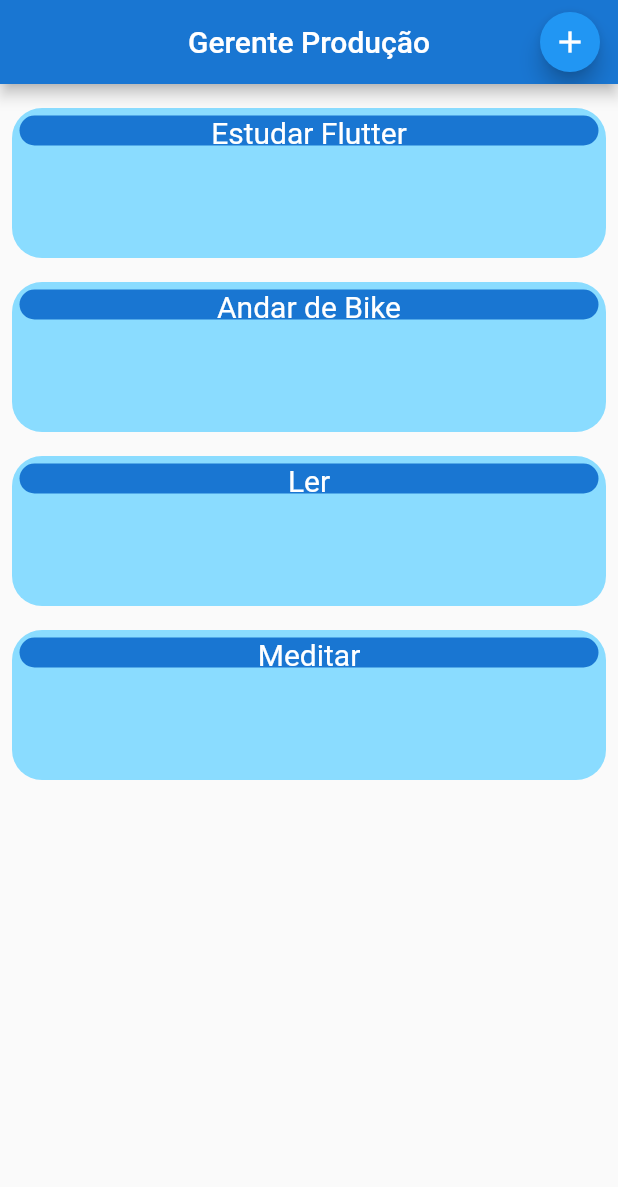
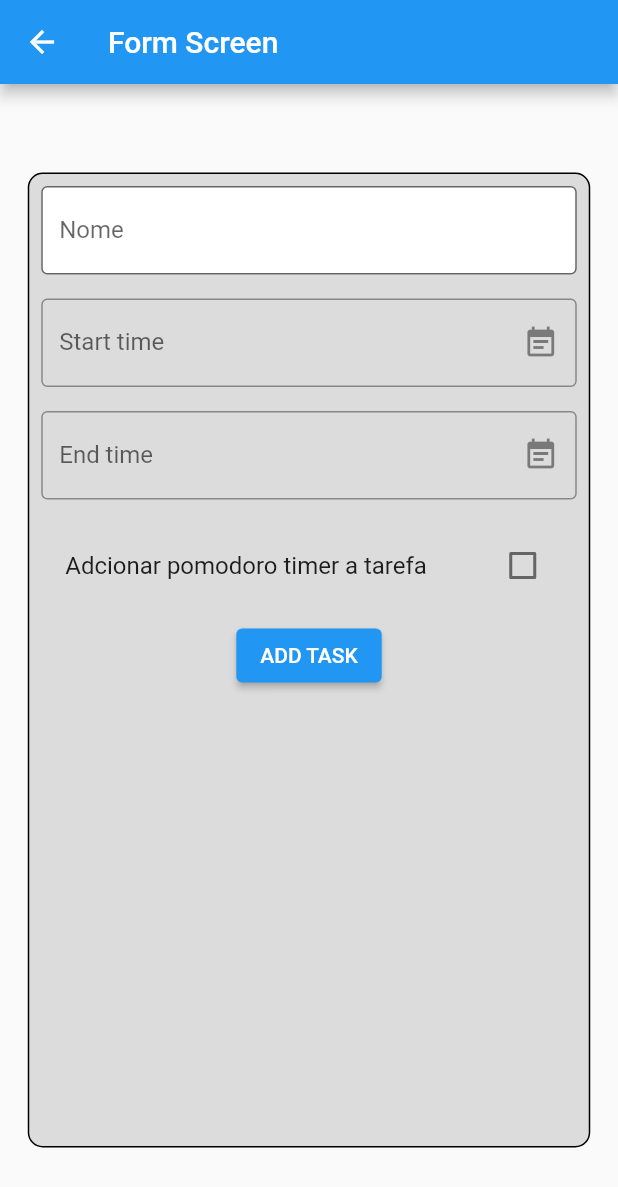
Before and after one commit to ViniDuarte1/gerente_produtividade, a Flutter app: the screen it shows after launch, after a tap on the "add" icon, on a phone screen of 412 x 824 dp. Shown: the top 1187 px of the screen. Run offline on Flutter 3.47's test engine with Material 2 defaults, Android fonts, the phone set to English and light mode, and no system bars; drawn by our look-alikes of date_field.

Commit message:
Atualizando main
atualizando main

```diff
--- /dev/null
+++ b/lib/components/task.dart
@@ -0,0 +1,120 @@
+import 'package:flutter/material.dart';
+
+// ignore: must_be_immutable
+class Tasks extends StatefulWidget {
+  final String nome;
+  final DateTime hora1;
+  final DateTime hora2;
+  bool pomo;
+
+  int level = 0;
+  Tasks(this.nome, this.hora1, this.hora2, this.pomo, {Key? key})
+      : super(key: key);
+
+  @override
+  State<Tasks> createState() => _TasksState();
+
+}
+
+class _TasksState extends State<Tasks> {
+  @override
+  Widget build(BuildContext context) {
+    return Padding(
+      padding: const EdgeInsets.all(8.0),
+      child: Stack(
+        children: [
+          Container(
+            decoration: BoxDecoration(
+              borderRadius: BorderRadius.circular(20),
+              color: Color.fromARGB(255, 229, 249, 254),
+              border: Border.all(
+                color: Colors.black,
+                width: 2,
+              ),
+            ),
+            height: 140,
+            child: Column(
+              children: [
+                Padding(
+                  padding: const EdgeInsets.all(4.0),
+                  child: Container(
+                    decoration: BoxDecoration(
+                      borderRadius: BorderRadius.circular(10),
+                      color: Colors.blue[700],
+                    ),
+                    height: 20,
+                    child: Row(
+                      mainAxisAlignment: MainAxisAlignment.center,
+                      children: [
+                        Text(widget.nome,
+                            style: const TextStyle(
+                                color: Color.fromARGB(255, 255, 255, 255),
+                                fontSize: 15)),
+                      ],
+                    ),
+                  ),
+                ),
+                Column(
+                  children: [
+                    Padding(
+                      padding: const EdgeInsets.all(8.0),
+                      child: Row(
+                        children: [
+                          Container(
+                            width: 50,
+                            height: 30,
+                            decoration: BoxDecoration(
+                              border: Border.all(
+                                color: Colors.black,
+                                width: 1,
+                              ),
+                              color: Colors.white,
+                            ),
+                            child: Text(
+                              "${widget.hora1.hour}:${widget.hora1.minute}",
+                              style: const TextStyle(
+                                  color: Color.fromARGB(255, 0, 0, 0),
+                                  fontSize: 20),
+                            ),
+                          ),
+                          const Text(
+                            " - ",
+                            style: TextStyle(
+                                color: Color.fromARGB(255, 0, 0, 0),
+                                fontSize: 20),
+                          ),
+                          Container(
+                            width: 50,
+                            height: 30,
+                            decoration: BoxDecoration(
+                              border: Border.all(
+                                color: Colors.black,
+                                width: 1,
+                              ),
+                              color: Colors.white,
+                            ),
+                            child: Text(
+                              "${widget.hora2.hour}:${widget.hora2.minute}",
+                              style: const TextStyle(
+                                  color: Color.fromARGB(255, 0, 0, 0),
+                                  fontSize: 20),
+                            ),
+                          ),
+                           AnimatedOpacity(
+                            opacity: widget.pomo ? 1.0 : 0.0,
+                            duration: const Duration(milliseconds: 1),
+                            child: Text("era pra ter um pomodoro timer aqui"),
+                          ),
+                        ],
+                      ),
+                    ),
+                  ],
+                ),
+              ],
+            ),
+          ),
+        ],
+      ),
+    );
+  }
+}
--- /dev/null
+++ b/lib/data/task_inherited.dart
@@ -0,0 +1,30 @@
+import 'package:flutter/material.dart';
+import '../components/task.dart';
+
+class TaskInherited extends InheritedWidget {
+  TaskInherited({
+    Key? key,
+    required Widget child,
+  }) : super(key: key, child: child);
+
+  final List<Tasks> taskList = [
+    Tasks('Tarefa 1', DateTime.now(), DateTime.now(), false),
+    Tasks('Tarefa 2', DateTime.now(), DateTime.now(), true),
+  ];
+
+  void newTask(String name, DateTime time1, DateTime time2, bool pomo) {
+    taskList.add(Tasks(name, time1, time2, pomo));
+  }
+
+  static TaskInherited of(BuildContext context) {
+    final TaskInherited? result =
+        context.dependOnInheritedWidgetOfExactType<TaskInherited>();
+    assert(result != null, 'No TaskInherited found in context');
+    return result!;
+  }
+
+  @override
+  bool updateShouldNotify(TaskInherited oldWidget) {
+    return oldWidget.taskList.length != taskList.length;
+  }
+}
--- a/lib/main.dart
+++ b/lib/main.dart
@@ -1,13 +1,15 @@
-import 'package:app/data/tasks_inherited.dart';
-import 'package:app/screens/taskscreen.dart';
+
+import '../screens/initial_screen.dart';
 import 'package:flutter/material.dart';
+import 'data/task_inherited.dart';
+
 
 void main() {
   runApp(const MyApp());
 }
 
 class MyApp extends StatelessWidget {
-  const MyApp({super.key});
+  const MyApp({Key? key}) : super(key: key);
 
   // This widget is the root of your application.
   @override
@@ -16,18 +18,9 @@ class MyApp extends StatelessWidget {
       debugShowCheckedModeBanner: false,
       title: 'Flutter Demo',
       theme: ThemeData(
-        // This is the theme of your application.
-        //
-        // Try running your application with "flutter run". You'll see the
-        // application has a blue toolbar. Then, without quitting the app, try
-        // changing the primarySwatch below to Colors.green and then invoke
-        // "hot reload" (press "r" in the console where you ran "flutter run",
-        // or simply save your changes to "hot reload" in a Flutter IDE).
-        // Notice that the counter didn't reset back to zero; the application
-        // is not restarted.
         primarySwatch: Colors.blue,
       ),
-      home: TaskInherited(child: const TaskScreen()),
+      home: TaskInherited(child: const InitialScreen()),
     );
   }
 }
--- /dev/null
+++ b/lib/screens/addtaskscreen.dart
@@ -0,0 +1,173 @@
+import 'package:date_field/date_field.dart';
+import 'package:flutter/material.dart';
+import '../data/task_inherited.dart';
+
+class AddTaskScreen extends StatefulWidget {
+  const AddTaskScreen({
+    super.key,
+    required this.taskContext,
+  });
+
+  final BuildContext taskContext;
+
+  @override
+  State<AddTaskScreen> createState() => _AddTaskScreenState();
+
+}
+
+
+
+class _AddTaskScreenState extends State<AddTaskScreen> {
+  TextEditingController nameController = TextEditingController();
+  DateTime hour1Controller = DateTime.now();
+  DateTime hour2Controller = DateTime.now();
+
+  bool checkValue = false;
+
+  final _formKey = GlobalKey<FormState>();
+
+  bool valueValidator(String? value) {
+    if (value != null && value.isEmpty) {
+      return true;
+    }
+    return false;
+  }
+
+  @override
+  Widget build(BuildContext context) {
+    return Form(
+      key: _formKey,
+      child: Scaffold(
+        appBar: AppBar(
+          title: const Text('Form Screen'),
+        ),
+        body: Center(
+          child: SingleChildScrollView(
+            child: Container(
+              height: 650,
+              width: 375,
+              decoration: BoxDecoration(
+                  color: Colors.black12,
+                  borderRadius: BorderRadius.circular(10),
+                  border: Border.all(color: Colors.black)),
+              child: Column(
+                mainAxisAlignment: MainAxisAlignment.start,
+                crossAxisAlignment: CrossAxisAlignment.center,
+                children: [
+                  Padding(
+                    padding: const EdgeInsets.all(8.0),
+                    child: TextFormField(
+                      validator: (String? value) {
+                        if (valueValidator(value)) {
+                          return 'Campo obrigatório';
+                        }
+                        return null;
+                      },
+                      controller: nameController,
+                      decoration: const InputDecoration(
+                        labelText: 'Nome',
+                        hintText: 'Digite seu nome',
+                        fillColor: Colors.white,
+                        filled: true,
+                        border: OutlineInputBorder(),
+                      ),
+                    ),
+                  ),
+                  Padding(
+                    padding: const EdgeInsets.all(8.0),
+                    child: DateTimeFormField(
+                      use24hFormat: true,
+                      decoration: const InputDecoration(
+                        fillColor: Colors.white,
+                        hintStyle: TextStyle(color: Colors.black45),
+                        errorStyle: TextStyle(color: Colors.redAccent),
+                        border: OutlineInputBorder(),
+                        suffixIcon: Icon(Icons.event_note),
+                        labelText: 'Start time',
+                      ),
+                      mode: DateTimeFieldPickerMode.time,
+                      // autovalidateMode: AutovalidateMode.always,
+                      // validator: (e) => (e?.day ?? 0) == 1
+                      //     ? 'Please not the first day'
+                      //     : null,
+                      onDateSelected: (DateTime value) {
+                        setState(
+                          () {
+                            hour1Controller = value;
+                          },
+                        );
+                      },
+                    ),
+                  ),
+                  Padding(
+                    padding: const EdgeInsets.all(8.0),
+                    child: DateTimeFormField(
+                      use24hFormat: true,
+                      decoration: const InputDecoration(
+                        hintStyle: TextStyle(color: Colors.black45),
+                        errorStyle: TextStyle(color: Colors.redAccent),
+                        border: OutlineInputBorder(),
+                        suffixIcon: Icon(Icons.event_note),
+                        labelText: 'End time',
+                      ),
+                      mode: DateTimeFieldPickerMode.time,
+                      // autovalidateMode: AutovalidateMode.always,
+                      // validator: (e) => (e?.day ?? 0) == 1
+                      //     ? 'Please not the first day'
+                      //     : null,
+                      onDateSelected: (DateTime value) {
+                        setState(
+                          () {
+                            hour2Controller = value;
+                          },
+                        );
+                      },
+                    ),
+                  ),
+                  Padding(
+                    padding: const EdgeInsets.all(8.0),
+                    child: CheckboxListTile(
+                      value: checkValue,
+                      controlAffinity: ListTileControlAffinity.trailing,
+                      title: const Text("Adcionar pomodoro timer a tarefa"),
+                      onChanged: (value) {
+                        setState(
+                          () {
+                            checkValue = value!;
+                          },
+                        );
+
+                      },
+                    ),
+                  ),
+                  ElevatedButton(
+                    onPressed: () {
+                      if (_formKey.currentState!.validate()) {
+                        // print(nameController.text);
+                        // print(int.parse(difficultyController.text));
+                        // print(imageController.text);
+                        TaskInherited.of(widget.taskContext).newTask(
+                          nameController.text,
+                          hour1Controller,
+                          hour2Controller,
+                          checkValue,
+                        );
+                        ScaffoldMessenger.of(context).showSnackBar(
+                          const SnackBar(
+                            content: Text('Tarefa adicionada com sucesso!'),
+                          ),
+                        );
+                        Navigator.pop(context);
+                      }
+                    },
+                    child: const Text('ADD TASK'),
+                  ),
+                ],
+              ),
+            ),
+          ),
+        ),
+      ),
+    );
+  }
+}
--- /dev/null
+++ b/lib/screens/initial_screen.dart
@@ -0,0 +1,42 @@
+import 'package:flutter/material.dart';
+import '../data/task_inherited.dart';
+import 'addtaskscreen.dart';
+
+class InitialScreen extends StatefulWidget {
+  const InitialScreen({Key? key}) : super(key: key);
+
+  @override
+  State<InitialScreen> createState() => _InitialScreenState();
+}
+
+class _InitialScreenState extends State<InitialScreen> {
+  @override
+  Widget build(BuildContext context) {
+    return Scaffold(
+      appBar: AppBar(
+        title: const Text(
+          'Tarefas',
+          textAlign: TextAlign.center,
+        ),
+        leading: Container(),
+      ),
+      body: ListView(
+        padding: const EdgeInsets.only(top: 8, bottom: 70),
+        children: TaskInherited.of(context).taskList,
+      ),
+      floatingActionButton: FloatingActionButton(
+        onPressed: () {
+          Navigator.push(
+            context,
+            MaterialPageRoute(
+              builder: (contextNew) => AddTaskScreen(
+                taskContext: context,
+              ),
+            ),
+          );
+        },
+        child: const Icon(Icons.add),
+      ),
+    );
+  }
+}
```
Also changed, not shown: lib/widgets/mycontainer_widget.dart (added, +21 -0 lines).
